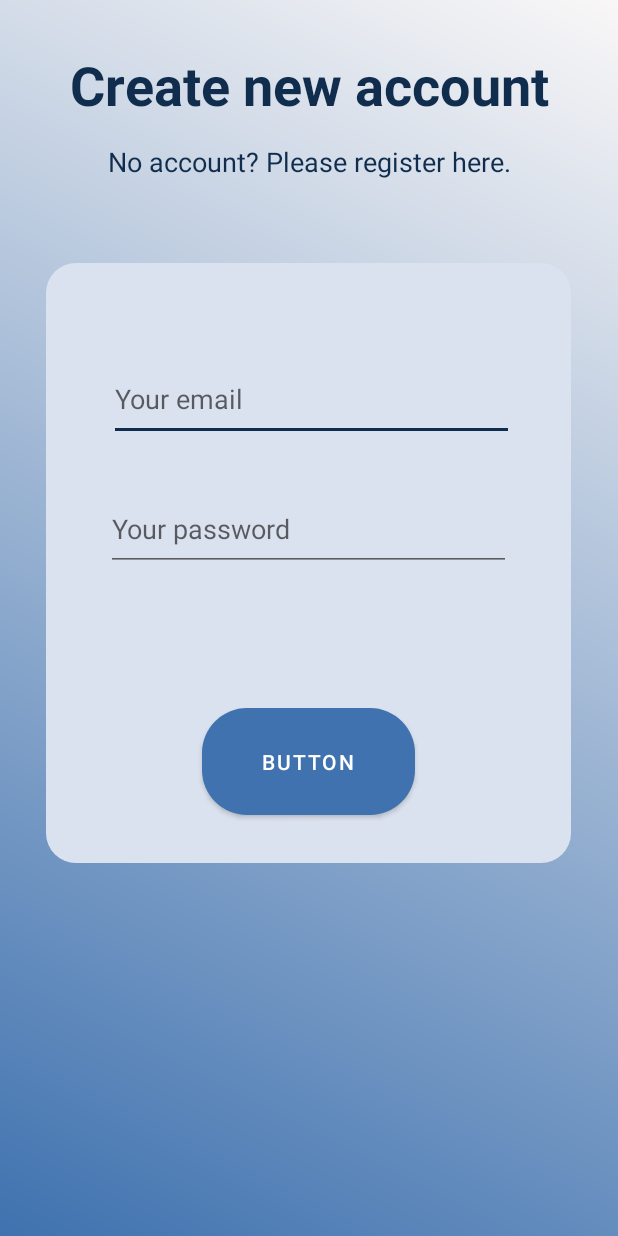
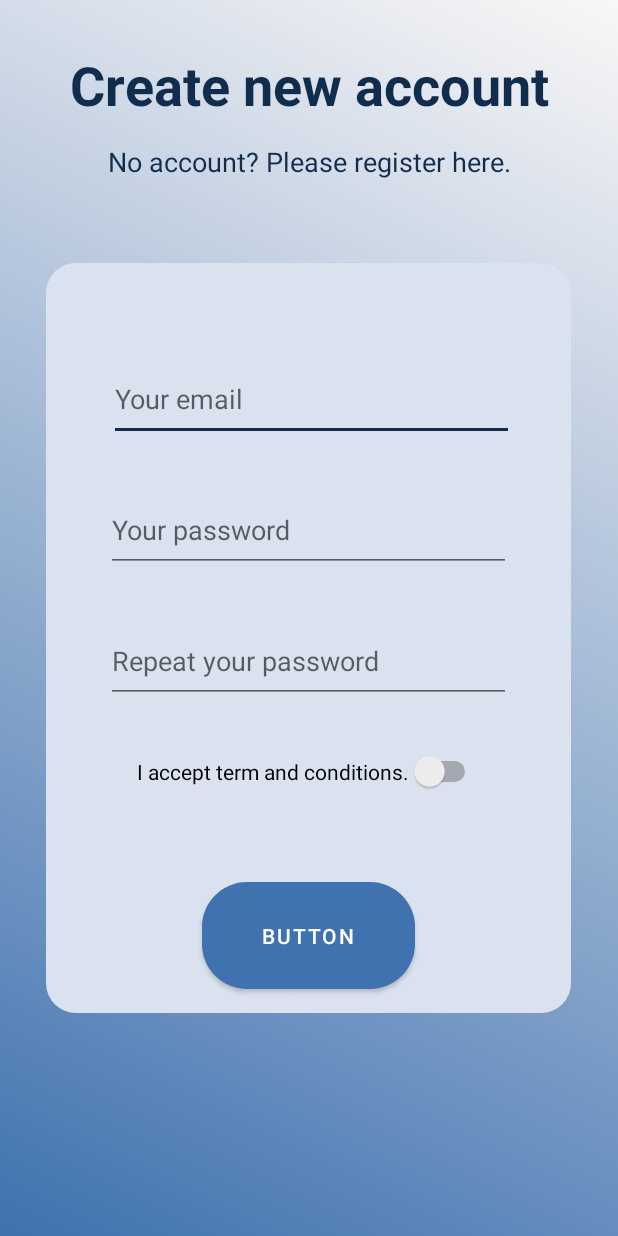
Before and after one commit to dominikcedro/VaccinesApp, an Android app: the RegisterActivity screen opened directly, with no data from a screen before it, on a phone screen of 412 x 824 dp. Run offline under Robolectric (Android 15) with nearby library versions, the phone set to English and light mode, and no system bars.

Commit message:
UPDATE register layout improved, added edittexts to enter credentials

```diff
--- a/app/src/main/res/layout/activity_register.xml
+++ b/app/src/main/res/layout/activity_register.xml
@@ -43,7 +43,7 @@
 
 <androidx.cardview.widget.CardView
     android:layout_width="350dp"
-    android:layout_height="400dp"
+    android:layout_height="500dp"
     android:layout_marginStart="30dp"
     android:layout_marginTop="20dp"
     android:layout_marginEnd="31dp"
@@ -58,7 +58,7 @@
       android:background="@drawable/background_field_rounded">
 
     <EditText
-        android:id="@+id/etLoginEmail"
+        android:id="@+id/etRegisterEmail"
         android:layout_width="270dp"
         android:layout_height="55dp"
         android:layout_marginStart="41dp"
@@ -72,31 +72,59 @@
         app:layout_constraintTop_toTopOf="parent" />
 
     <EditText
-        android:id="@+id/etLoginPassword"
+        android:id="@+id/etRegisterPass1"
         android:layout_width="270dp"
         android:layout_height="55dp"
         android:layout_marginStart="40dp"
-        android:layout_marginTop="31dp"
+        android:layout_marginTop="32dp"
         android:layout_marginEnd="40dp"
         android:ems="10"
         android:hint="Your password"
         android:inputType="textPassword"
         app:layout_constraintEnd_toEndOf="parent"
         app:layout_constraintStart_toStartOf="parent"
-        app:layout_constraintTop_toBottomOf="@+id/etLoginEmail" />
+        app:layout_constraintTop_toBottomOf="@+id/etRegisterEmail" />
+
+    <EditText
+        android:id="@+id/etRegisterPass2"
+        android:layout_width="270dp"
+        android:layout_height="55dp"
+        android:layout_marginStart="40dp"
+        android:layout_marginTop="32dp"
+        android:layout_marginEnd="40dp"
+        android:ems="10"
+        android:hint="Repeat your password"
+        android:inputType="textPassword"
+        app:layout_constraintEnd_toEndOf="parent"
+        app:layout_constraintHorizontal_bias="0.0"
+        app:layout_constraintStart_toStartOf="parent"
+        app:layout_constraintTop_toBottomOf="@+id/etRegisterPass1" />
 
     <Button
-        android:id="@+id/button"
-        android:background="@drawable/button_background"
+        android:id="@+id/registerButton"
         android:layout_width="142dp"
         android:layout_height="71dp"
         android:layout_marginStart="104dp"
-        android:layout_marginTop="91dp"
         android:layout_marginEnd="104dp"
+        android:layout_marginBottom="16dp"
+        android:background="@drawable/button_background"
         android:text="Button"
+        app:layout_constraintBottom_toBottomOf="parent"
+        app:layout_constraintEnd_toEndOf="parent"
+        app:layout_constraintHorizontal_bias="0.0"
+        app:layout_constraintStart_toStartOf="parent" />
+
+    <Switch
+        android:id="@+id/switchTermsConditions"
+        android:layout_width="wrap_content"
+        android:layout_height="wrap_content"
+        android:layout_marginStart="61dp"
+        android:layout_marginTop="32dp"
+        android:layout_marginEnd="61dp"
+        android:text="I accept term and conditions."
         app:layout_constraintEnd_toEndOf="parent"
         app:layout_constraintStart_toStartOf="parent"
-        app:layout_constraintTop_toBottomOf="@+id/etLoginPassword" />
+        app:layout_constraintTop_toBottomOf="@+id/etRegisterPass2" />
 
   </androidx.constraintlayout.widget.ConstraintLayout>
 </androidx.cardview.widget.CardView>
```
